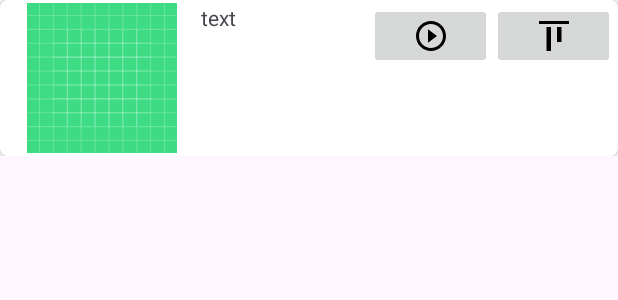
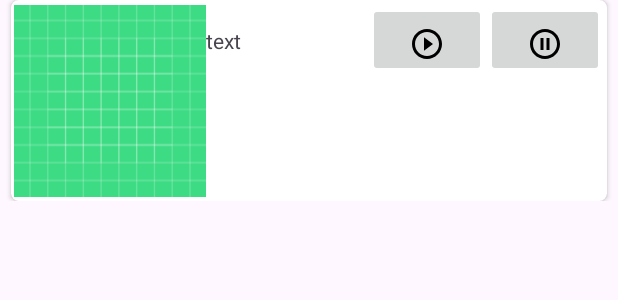
Before and after one commit to Alok6010/MusicApp, an Android app: the layout each_item.xml on its own in the app's theme, with its tools: preview values and no code run, on a phone screen of 412 x 824 dp. Shown: the top 300 px of the screen. Run offline under Robolectric (Android 15) with nearby library versions, the light colour scheme and no system bars.

Commit message:
changes in ui

```diff
--- /dev/null
+++ b/app/src/main/res/drawable/pause_1.xml
@@ -0,0 +1,5 @@
+<vector xmlns:android="http://schemas.android.com/apk/res/android" android:height="24dp" android:tint="#000000" android:viewportHeight="24" android:viewportWidth="24" android:width="24dp">
+
+    <path android:fillColor="@android:color/white" android:pathData="M9,16h2L11,8L9,8v8zM12,2C6.48,2 2,6.48 2,12s4.48,10 10,10 10,-4.48 10,-10S17.52,2 12,2zM12,20c-4.41,0 -8,-3.59 -8,-8s3.59,-8 8,-8 8,3.59 8,8 -3.59,8 -8,8zM13,16h2L15,8h-2v8z"/>
+
+</vector>
--- a/app/src/main/res/layout/each_item.xml
+++ b/app/src/main/res/layout/each_item.xml
@@ -8,6 +8,7 @@
     <androidx.cardview.widget.CardView
         android:layout_width="match_parent"
         android:layout_height="match_parent"
+        android:layout_margin="7dp"
         app:cardCornerRadius="5dp">
 
         <LinearLayout
@@ -18,7 +19,7 @@
 
             <ImageView
                 android:layout_width="100dp"
-                android:layout_height="100dp"
+                android:layout_height="130dp"
                 android:id="@+id/musicImage"
                 android:layout_weight="1"
                 android:src="@drawable/ic_launcher_background"/>
@@ -29,6 +30,7 @@
                 android:layout_width="80dp"
                 android:layout_height="wrap_content"
                 android:text="text"
+                android:paddingTop="15dp"
                 android:layout_weight="1"/>
 
             <ImageButton
@@ -36,6 +38,7 @@
                 android:layout_width="50dp"
                 android:layout_height="wrap_content"
                 android:layout_weight="1"
+                android:paddingTop="15dp"
                 android:src="@drawable/ic_play"/>
 
             <ImageButton
@@ -43,7 +46,8 @@
                 android:layout_width="50dp"
                 android:layout_height="wrap_content"
                 android:layout_weight="1"
-                android:src="@drawable/ic_pause"/>
+                android:paddingTop="15dp"
+                android:src="@drawable/pause_1"/>
 
 
 
```
